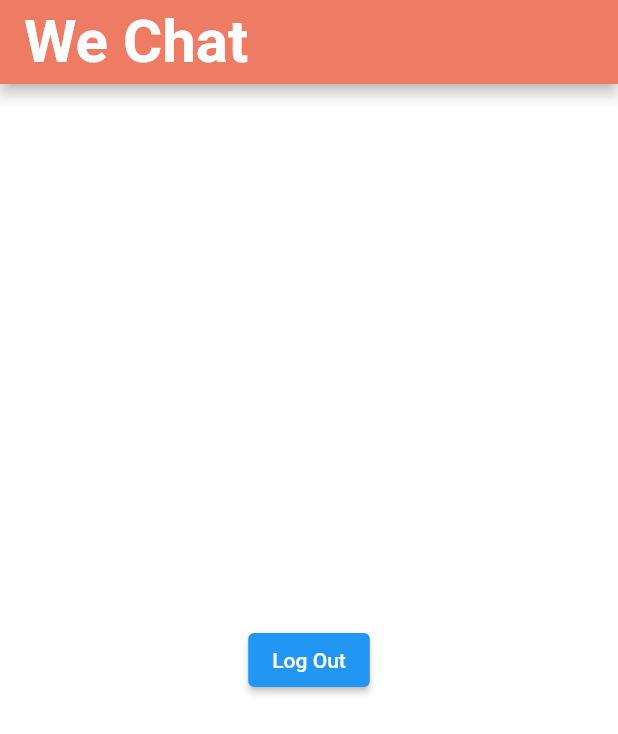
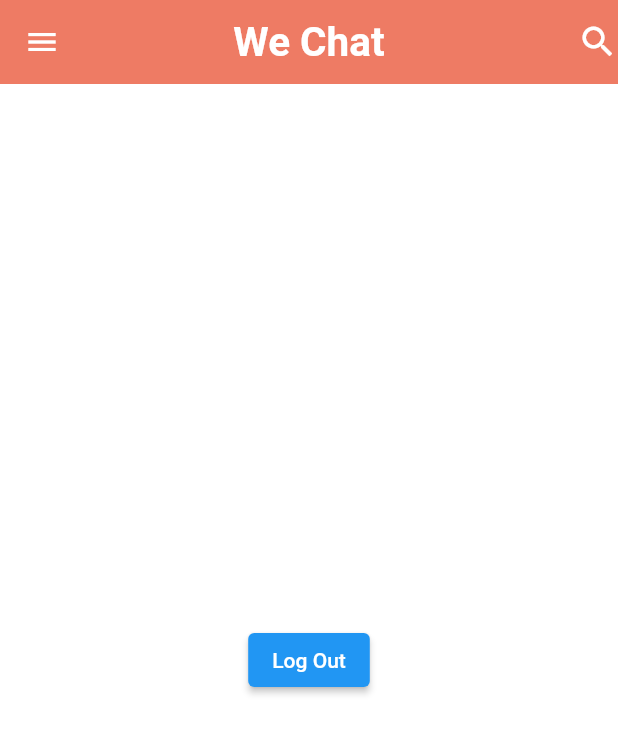
Before and after one commit to Harvinder-Singh24/ChatApp-Fluttter, a Flutter app: the HomPage screen opened directly, on a phone screen of 412 x 824 dp. Shown: the top 734 px of the screen. Run offline on Flutter 3.47's test engine with Material 2 defaults, Android fonts, the phone set to English and light mode, and no system bars; our stand-ins replace cloud_firestore, firebase_auth, firebase_core, google_fonts, shared_preferences; accounts and stored records are empty.

Commit message:
home page changes

```diff
--- a/lib/helper/helper_function.dart
+++ b/lib/helper/helper_function.dart
@@ -30,4 +30,16 @@ class HelperFunction {
         await SharedPreferences.getInstance();
     return shared_preferences.getBool(userLoggedInKey);
   }
+
+  static Future<String?> getUserEmail() async {
+    SharedPreferences shared_preferences =
+        await SharedPreferences.getInstance();
+    return shared_preferences.getString(useremailkey);
+  }
+
+  static Future<String?> getUserName() async {
+    SharedPreferences shared_preferences =
+        await SharedPreferences.getInstance();
+    return shared_preferences.getString(usernameKey);
+  }
 }
--- a/lib/pages/home_page.dart
+++ b/lib/pages/home_page.dart
@@ -1,4 +1,8 @@
+import 'package:chatapp/helper/helper_function.dart';
+import 'package:chatapp/pages/auth/login_page.dart';
+import 'package:chatapp/pages/profile_page.dart';
 import 'package:chatapp/service/auth_service.dart';
+import 'package:chatapp/widgets/texfield_decoration.dart';
 import 'package:flutter/material.dart';
 
 class HomPage extends StatefulWidget {
@@ -9,24 +13,140 @@ class HomPage extends StatefulWidget {
 }
 
 class _HomPageState extends State<HomPage> {
+  String? email = '';
+  String? name = '';
   AuthService authService = AuthService();
+  @override
+  void initState() {
+    getUserData();
+    super.initState();
+  }
+
+  getUserData() async {
+    await HelperFunction.getUserEmail().then((value) => {
+          setState(() {
+            email = value;
+          })
+        });
+    await HelperFunction.getUserName().then((value) => {
+          setState(() {
+            name = value;
+          })
+        });
+  }
+
   @override
   Widget build(BuildContext context) {
     return Scaffold(
+      drawer: Drawer(
+        child: ListView(
+          children: <Widget>[
+            const Icon(
+              Icons.account_circle,
+              size: 150,
+            ),
+            Text(
+              name.toString(),
+              textAlign: TextAlign.center,
+              style: const TextStyle(fontSize: 30),
+            ),
+            const SizedBox(
+              height: 30,
+            ),
+            const Divider(
+              height: 2,
+            ),
+            ListTile(
+              selectedColor: Theme.of(context).primaryColor,
+              selected: true,
+              leading: const Icon(Icons.group),
+              contentPadding:
+                  const EdgeInsets.symmetric(horizontal: 20, vertical: 10),
+              title: const Text(
+                "Groups",
+                style: TextStyle(color: Colors.black),
+              ),
+            ),
+            ListTile(
+              onTap: () {
+                nextScreen(context, ProfilePage());
+              },
+              selectedColor: Theme.of(context).primaryColor,
+              leading: const Icon(Icons.account_box_sharp),
+              contentPadding:
+                  const EdgeInsets.symmetric(horizontal: 20, vertical: 10),
+              title: const Text(
+                "Profile",
+                style: TextStyle(color: Colors.black),
+              ),
+            ),
+            ListTile(
+              onTap: () async {
+                showDialog(
+                    barrierDismissible: false,
+                    context: context,
+                    builder: (context) {
+                      return AlertDialog(
+                        title: const Text("Logout"),
+                        content: const Text("Are you sure you want to exit?"),
+                        actions: [
+                          IconButton(
+                            onPressed: () {
+                              Navigator.pop(context);
+                            },
+                            icon: const Icon(Icons.cancel, color: Colors.red),
+                          ),
+                          IconButton(
+                            onPressed: () async {
+                              await authService.signout();
+                              Navigator.of(context).pushAndRemoveUntil(
+                                  MaterialPageRoute(
+                                      builder: (context) => LoginPage()),
+                                  (route) => false);
+                            },
+                            icon: const Icon(Icons.check, color: Colors.green),
+                          )
+                        ],
+                      );
+                    });
+              },
+              selectedColor: Theme.of(context).primaryColor,
+              leading: const Icon(Icons.exit_to_app),
+              contentPadding:
+                  const EdgeInsets.symmetric(horizontal: 20, vertical: 10),
+              title: const Text(
+                "Log Out",
+                style: TextStyle(color: Colors.black),
+              ),
+            )
+          ],
+        ),
+      ),
       appBar: AppBar(
         backgroundColor: Theme.of(context).primaryColor,
+        centerTitle: true,
+        elevation: 0,
+        actions: const [
+          Icon(
+            Icons.search,
+            color: Colors.white,
+            size: 27,
+          )
+        ],
         title: const Text("We Chat",
             style: TextStyle(
-                fontSize: 40,
+                fontSize: 27,
                 color: Colors.white,
                 fontWeight: FontWeight.bold)),
       ),
       body: Center(
-          child: ElevatedButton(
-              onPressed: () {
-                authService.signout();
-              },
-              child: const Text("Log Out"))),
+        child: ElevatedButton(
+          onPressed: () {
+            authService.signout();
+          },
+          child: const Text("Log Out"),
+        ),
+      ),
     );
   }
 }
```
Also changed, not shown: lib/pages/profile_page.dart (added, +15 -0 lines), lib/pages/search_page.dart (added, +17 -0 lines).
